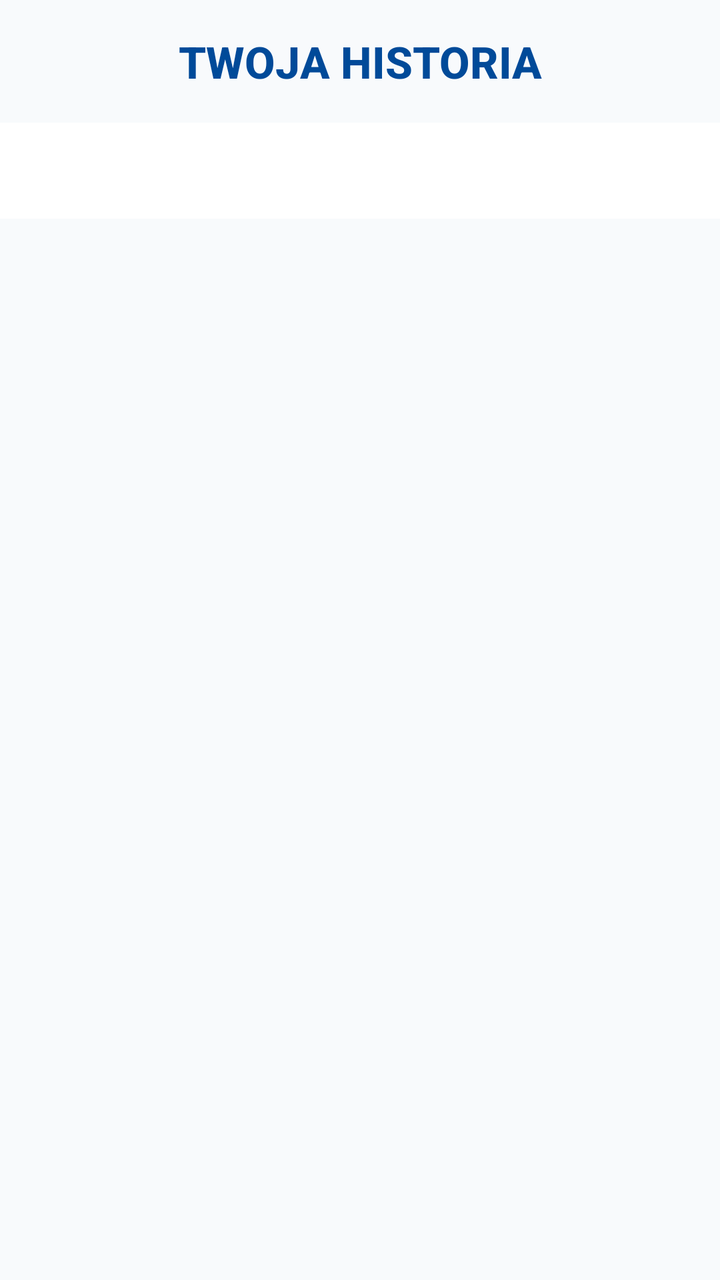
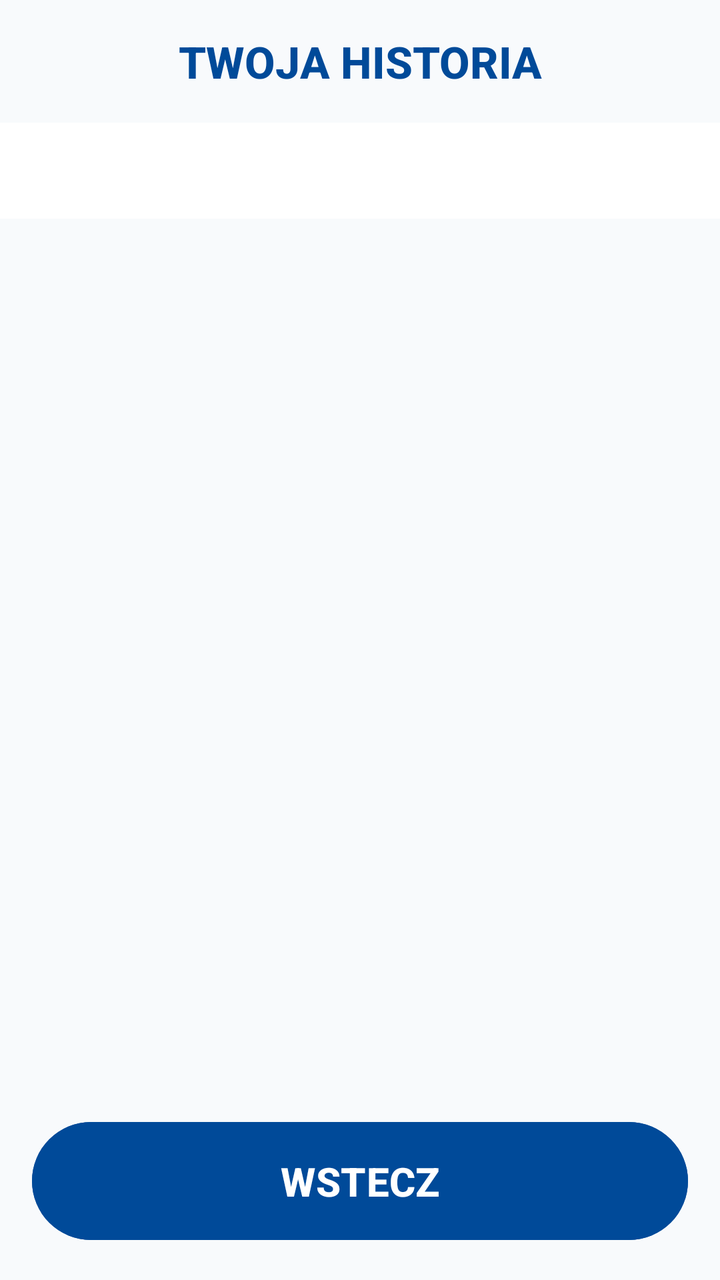

Compare the two renders of this Android layout. The source of the first and the diff that turns it into the second are given below.
<!-- AndroidManifest.xml: application theme Theme.Fitnessapp -->
<!-- res/layout/activity_history.xml -->
<?xml version="1.0" encoding="utf-8"?>
<LinearLayout xmlns:android="http://schemas.android.com/apk/res/android"
    xmlns:app="http://schemas.android.com/apk/res-auto"
    android:layout_width="match_parent"
    android:layout_height="match_parent"
    android:orientation="vertical"
    android:background="#F8FAFC">

    <TextView
        android:layout_width="match_parent"
        android:layout_height="wrap_content"
        android:text="TWOJA HISTORIA"
        android:textSize="22sp"
        android:textStyle="bold"
        android:textColor="#004A99"
        android:gravity="center"
        android:padding="16dp" />

    <com.google.android.material.tabs.TabLayout
        android:id="@+id/tab_layout"
        android:layout_width="match_parent"
        android:layout_height="wrap_content"
        android:background="#FFFFFF"
        app:tabTextColor="#1E293B"
        app:tabSelectedTextColor="#004A99"
        app:tabIndicatorColor="#004A99" />

    <androidx.viewpager2.widget.ViewPager2
        android:id="@+id/view_pager"
        android:layout_width="match_parent"
        android:layout_height="0dp"
        android:layout_weight="1" />

</LinearLayout>
<!-- resources referenced by this layout -->
<resources>
  <style name="Theme.Fitnessapp" parent="Base.Theme.Fitnessapp" />
  <style name="Base.Theme.Fitnessapp" parent="Theme.Material3.Light.NoActionBar">
          
          <item name="android:fontFamily">sans-serif-medium</item>
          <item name="android:textAllCaps">false</item>
          <item name="android:textColor">#0F172A</item>
          <item name="android:windowBackground">#F8FAFC</item>
      </style>
</resources>

<!-- the commit's change to res/layout/activity_history.xml (unified diff, before → after) -->
@@ -31,4 +31,16 @@
         android:layout_height="0dp"
         android:layout_weight="1" />
 
+    <Button
+        android:id="@+id/btn_back"
+        android:layout_width="match_parent"
+        android:layout_height="wrap_content"
+        android:text="WSTECZ"
+        android:textSize="20sp"
+        android:textStyle="bold"
+        android:textColor="#FFFFFF"
+        android:backgroundTint="#004A99"
+        android:padding="16dp"
+        android:layout_margin="16dp" />
+
 </LinearLayout>
